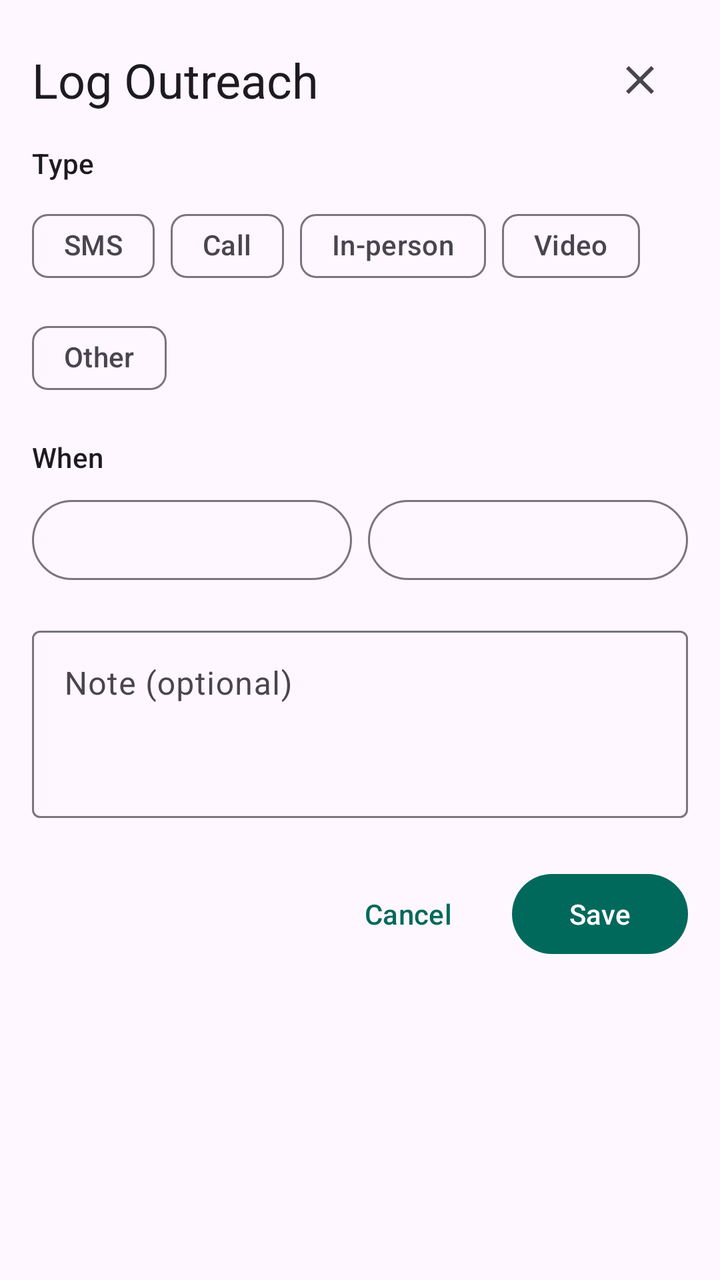
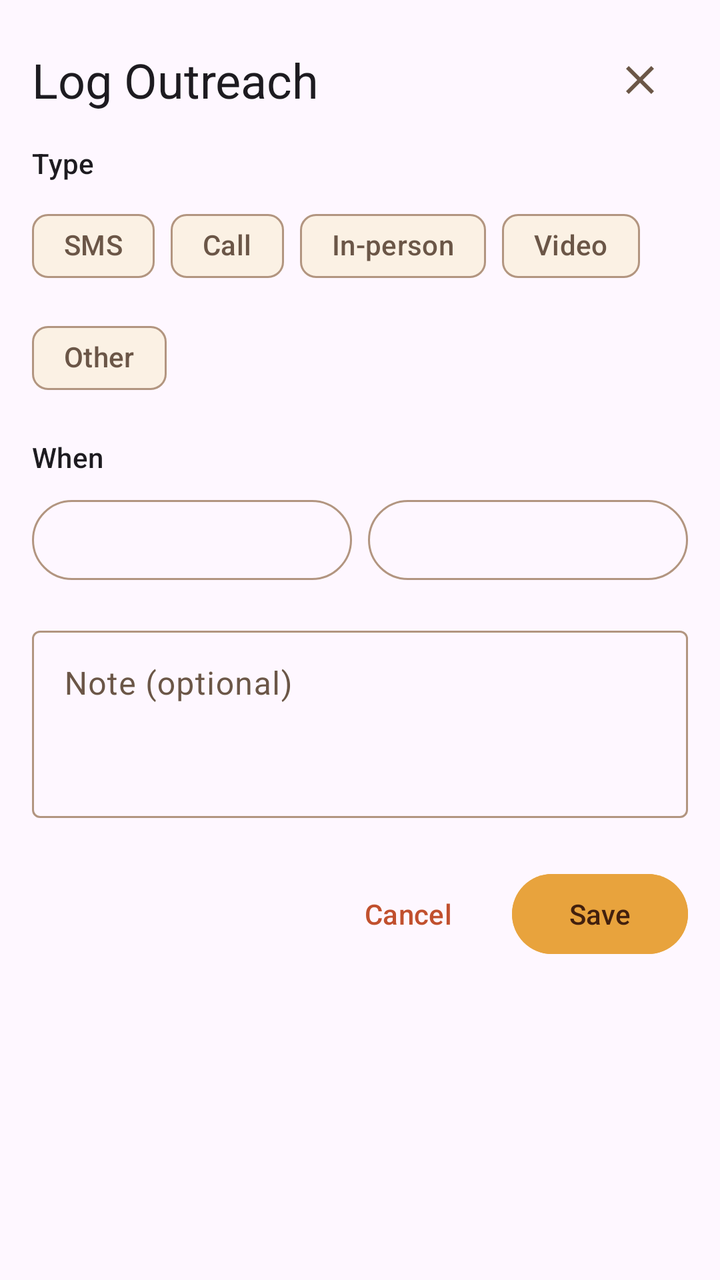

Compare the two renders of this Android layout. The source of the first and the diff that turns it into the second are given below.
<!-- AndroidManifest.xml: application theme Theme.FriendMinder -->
<!-- res/layout/dialog_outreach_log.xml -->
<?xml version="1.0" encoding="utf-8"?>
<ScrollView xmlns:android="http://schemas.android.com/apk/res/android"
    xmlns:app="http://schemas.android.com/apk/res-auto"
    android:layout_width="match_parent"
    android:layout_height="wrap_content">

    <LinearLayout
        android:layout_width="match_parent"
        android:layout_height="wrap_content"
        android:orientation="vertical"
        android:padding="@dimen/fm_space_4">

        <LinearLayout
            android:layout_width="match_parent"
            android:layout_height="wrap_content"
            android:orientation="horizontal"
            android:gravity="center_vertical"
            android:layout_marginBottom="@dimen/fm_space_2">

            <TextView
                android:layout_width="0dp"
                android:layout_height="wrap_content"
                android:layout_weight="1"
                android:text="@string/title_log_outreach_dialog"
                android:textAppearance="?attr/textAppearanceHeadlineSmall" />

            <ImageButton
                android:id="@+id/closeButton"
                android:layout_width="48dp"
                android:layout_height="48dp"
                android:src="@drawable/ic_close"
                android:background="?attr/selectableItemBackgroundBorderless"
                android:contentDescription="@string/action_cancel" />
        </LinearLayout>

        <TextView
            android:layout_width="match_parent"
            android:layout_height="wrap_content"
            android:text="@string/label_outreach_type_header"
            android:textAppearance="?attr/textAppearanceLabelLarge" />

        <com.google.android.material.chip.ChipGroup
            android:id="@+id/typeChipGroup"
            android:layout_width="match_parent"
            android:layout_height="wrap_content"
            android:layout_marginTop="@dimen/fm_space_2"
            app:singleSelection="true"
            app:selectionRequired="false">

            <com.google.android.material.chip.Chip
                android:id="@+id/chipSms"
                style="@style/Widget.Material3.Chip.Filter"
                android:layout_width="wrap_content"
                android:layout_height="48dp"
                android:checkable="true"
                android:text="@string/outreach_type_sms" />

            <com.google.android.material.chip.Chip
                android:id="@+id/chipCall"
                style="@style/Widget.Material3.Chip.Filter"
                android:layout_width="wrap_content"
                android:layout_height="48dp"
                android:checkable="true"
                android:text="@string/outreach_type_call" />

            <com.google.android.material.chip.Chip
                android:id="@+id/chipInPerson"
                style="@style/Widget.Material3.Chip.Filter"
                android:layout_width="wrap_content"
                android:layout_height="48dp"
                android:checkable="true"
                android:text="@string/outreach_type_in_person" />

            <com.google.android.material.chip.Chip
                android:id="@+id/chipVideo"
                style="@style/Widget.Material3.Chip.Filter"
                android:layout_width="wrap_content"
                android:layout_height="48dp"
                android:checkable="true"
                android:text="@string/outreach_type_video" />

            <com.google.android.material.chip.Chip
                android:id="@+id/chipOther"
                style="@style/Widget.Material3.Chip.Filter"
                android:layout_width="wrap_content"
                android:layout_height="48dp"
                android:checkable="true"
                android:text="@string/outreach_type_other" />
        </com.google.android.material.chip.ChipGroup>

        <TextView
            android:layout_width="match_parent"
            android:layout_height="wrap_content"
            android:layout_marginTop="@dimen/fm_space_4"
            android:text="@string/label_when_header"
            android:textAppearance="?attr/textAppearanceLabelLarge" />

        <LinearLayout
            android:layout_width="match_parent"
            android:layout_height="wrap_content"
            android:orientation="horizontal"
            android:layout_marginTop="@dimen/fm_space_2">

            <Button
                android:id="@+id/dateButton"
                style="@style/Widget.Material3.Button.OutlinedButton"
                android:layout_width="0dp"
                android:layout_height="48dp"
                android:layout_weight="1" />

            <Button
                android:id="@+id/timeButton"
                style="@style/Widget.Material3.Button.OutlinedButton"
                android:layout_width="0dp"
                android:layout_height="48dp"
                android:layout_weight="1"
                android:layout_marginStart="@dimen/fm_space_2" />
        </LinearLayout>

        <com.google.android.material.textfield.TextInputLayout
            android:layout_width="match_parent"
            android:layout_height="wrap_content"
            android:layout_marginTop="@dimen/fm_space_4"
            android:hint="@string/hint_outreach_note">

            <com.google.android.material.textfield.TextInputEditText
                android:id="@+id/noteInput"
                android:layout_width="match_parent"
                android:layout_height="wrap_content"
                android:minLines="3"
                android:gravity="top"
                android:inputType="textMultiLine|textCapSentences" />
        </com.google.android.material.textfield.TextInputLayout>

        <LinearLayout
            android:layout_width="match_parent"
            android:layout_height="wrap_content"
            android:orientation="horizontal"
            android:gravity="end"
            android:layout_marginTop="@dimen/fm_space_6">

            <Button
                android:id="@+id/cancelButton"
                style="@style/Widget.Material3.Button.TextButton"
                android:layout_width="wrap_content"
                android:layout_height="wrap_content"
                android:text="@string/action_cancel" />

            <Button
                android:id="@+id/saveButton"
                style="@style/Widget.Material3.Button"
                android:layout_width="wrap_content"
                android:layout_height="wrap_content"
                android:layout_marginStart="@dimen/fm_space_2"
                android:text="@string/action_save" />
        </LinearLayout>
    </LinearLayout>
</ScrollView>
<!-- resources referenced by this layout -->
<resources>
  <dimen name="fm_space_2">8dp</dimen>
  <dimen name="fm_space_4">16dp</dimen>
  <dimen name="fm_space_6">24dp</dimen>
  <!-- drawable ic_close (drawable) -->
  <vector xmlns:android="http://schemas.android.com/apk/res/android"
      android:width="24dp"
      android:height="24dp"
      android:viewportWidth="24"
      android:viewportHeight="24"
      android:tint="?attr/colorOnSurfaceVariant">
      <path
          android:fillColor="@android:color/white"
          android:pathData="M19,6.41L17.59,5 12,10.59 6.41,5 5,6.41 10.59,12 5,17.59 6.41,19 12,13.41 17.59,19 19,17.59 13.41,12z" />
  </vector>
  <string name="action_cancel">Cancel</string>
  <string name="action_save">Save</string>
  <string name="hint_outreach_note">Note (optional)</string>
  <string name="label_outreach_type_header">Type</string>
  <string name="label_when_header">When</string>
  <string name="outreach_type_call">Call</string>
  <string name="outreach_type_in_person">In-person</string>
  <string name="outreach_type_other">Other</string>
  <string name="outreach_type_sms">SMS</string>
  <string name="outreach_type_video">Video</string>
  <string name="title_log_outreach_dialog">Log Outreach</string>
  <style name="Theme.FriendMinder" parent="Theme.Material3.DayNight.NoActionBar">
          <item name="colorPrimary">@color/fm_primary</item>
          <item name="colorSecondary">@color/fm_secondary</item>
          <item name="colorOnPrimary">@color/fm_avatar_initials_light</item>
          <item name="colorOnSecondary">@color/fm_avatar_initials_light</item>
      </style>
  <color name="fm_primary">#00695C</color>
  <color name="fm_secondary">#E8871E</color>
  <color name="fm_avatar_initials_light">#FFFFFF</color>
</resources>

<!-- the commit's change to res/layout/dialog_outreach_log.xml (unified diff, before → after) -->
@@ -146,12 +146,15 @@
                 android:layout_height="wrap_content"
                 android:text="@string/action_cancel" />
 
+            
             <Button
                 android:id="@+id/saveButton"
                 style="@style/Widget.Material3.Button"
                 android:layout_width="wrap_content"
                 android:layout_height="wrap_content"
                 android:layout_marginStart="@dimen/fm_space_2"
+                android:backgroundTint="@color/btn_gold_background"
+                android:textColor="@color/btn_gold_label"
                 android:text="@string/action_save" />
         </LinearLayout>
     </LinearLayout>
<!-- resource entries referenced after the edit -->
@@ -25,14 +25,45 @@
   <string name="outreach_type_sms">SMS</string>
   <string name="outreach_type_video">Video</string>
   <string name="title_log_outreach_dialog">Log Outreach</string>
-  <style name="Theme.FriendMinder" parent="Theme.Material3.DayNight.NoActionBar">
+  <style name="Theme.FriendMinder" parent="Theme.Material3.Light.NoActionBar">
           <item name="colorPrimary">@color/fm_primary</item>
+          <item name="colorOnPrimary">@color/fm_on_primary</item>
+          <item name="colorPrimaryContainer">@color/fm_primary_container</item>
+          <item name="colorOnPrimaryContainer">@color/fm_on_primary_container</item>
+  
           <item name="colorSecondary">@color/fm_secondary</item>
-          <item name="colorOnPrimary">@color/fm_avatar_initials_light</item>
-          <item name="colorOnSecondary">@color/fm_avatar_initials_light</item>
+          <item name="colorOnSecondary">@color/fm_on_secondary</item>
+          <item name="colorSecondaryContainer">@color/fm_secondary_container</item>
+          <item name="colorOnSecondaryContainer">@color/fm_on_secondary_container</item>
+  
+          <item name="colorSurface">@color/fm_surface</item>
+          <item name="colorOnSurface">@color/fm_ink</item>
+          <item name="colorSurfaceVariant">@color/fm_surface_variant</item>
+          <item name="colorOnSurfaceVariant">@color/fm_on_surface_variant</item>
+  
+          <item name="colorOutline">@color/fm_outline</item>
+          <item name="colorOutlineVariant">@color/fm_outline_variant</item>
+  
+          <item name="colorError">@color/fm_error</item>
+          <item name="colorErrorContainer">@color/fm_error_container</item>
+          <item name="colorOnErrorContainer">@color/fm_on_error_container</item>
       </style>
-  <color name="fm_primary">#00695C</color>
-  <color name="fm_secondary">#E8871E</color>
-  <color name="fm_avatar_initials_light">#FFFFFF</color>
+  <color name="fm_primary">#C1502E</color>
+  <color name="fm_on_primary">#FFFFFF</color>
+  <color name="fm_primary_container">#F1D8D0</color>
+  <color name="fm_on_primary_container">#7A3B23</color>
+  <color name="fm_secondary">#E8A33D</color>
+  <color name="fm_on_secondary">#42200E</color>
+  <color name="fm_secondary_container">#F6E6CB</color>
+  <color name="fm_on_secondary_container">#42200E</color>
+  <color name="fm_surface">#FBF1E4</color>
+  <color name="fm_ink">#7A3B23</color>
+  <color name="fm_surface_variant">#F3E4CF</color>
+  <color name="fm_on_surface_variant">#6B5647</color>
+  <color name="fm_outline">#B29580</color>
+  <color name="fm_outline_variant">#D2BCA7</color>
+  <color name="fm_error">#B3261E</color>
+  <color name="fm_error_container">#F9DEDC</color>
+  <color name="fm_on_error_container">#410E0B</color>
 </resources>
 
